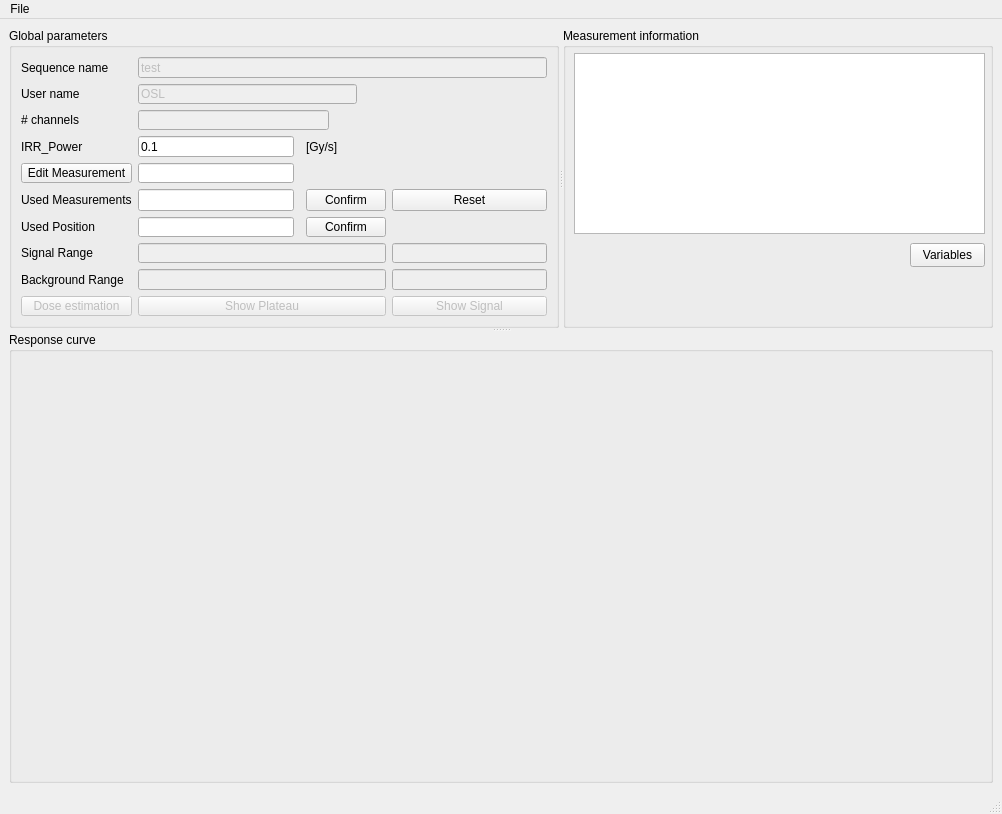
The window that src/mainwindow.ui (bulanek/alive) describes before a commit, drawn with Qt 5.
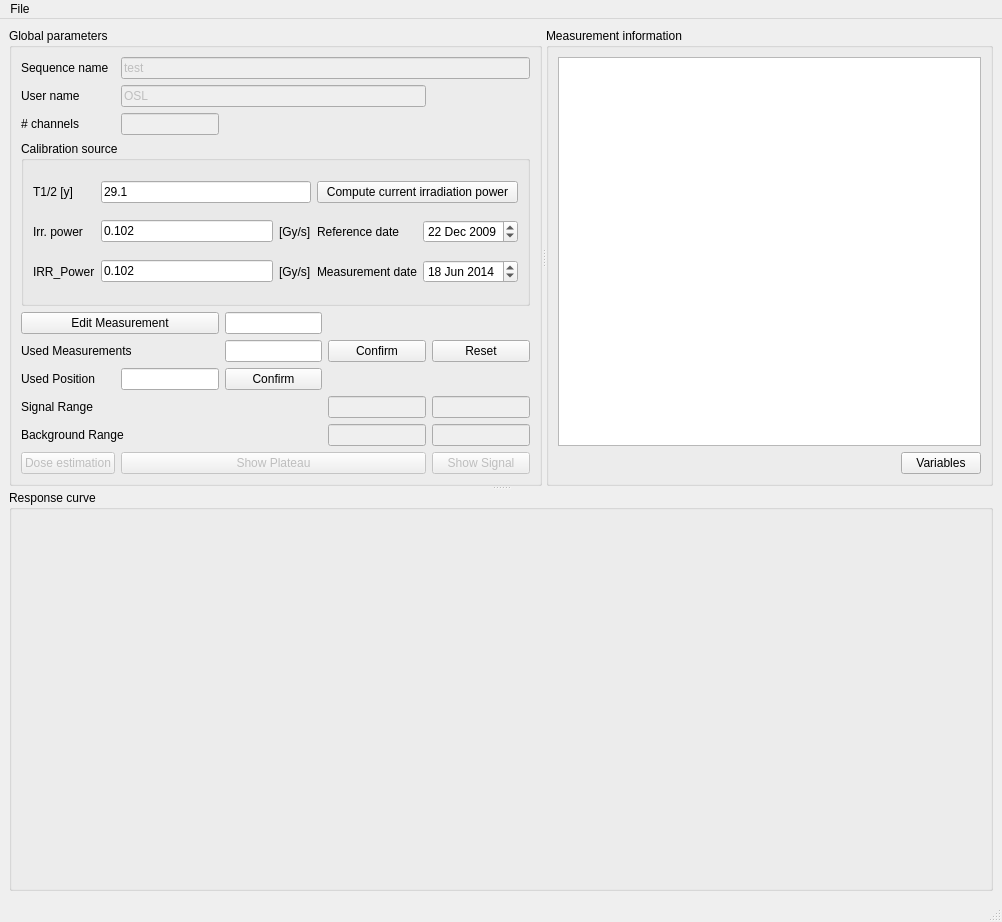
The same window after the commit. Custom widgets are drawn as their Qt base class.

Commit message: radiation calib. source activity estimation, fading error bug correction

Patch:
```diff
--- a/src/mainwindow.ui
+++ b/src/mainwindow.ui
@@ -7,7 +7,7 @@
     <x>0</x>
     <y>0</y>
     <width>1002</width>
-    <height>814</height>
+    <height>922</height>
    </rect>
   </property>
   <property name="minimumSize">
@@ -21,7 +21,7 @@
   </property>
   <widget class="QWidget" name="centralwidget">
    <layout class="QGridLayout" name="gridLayout">
-    <item row="1" column="0">
+    <item row="0" column="0">
      <widget class="QSplitter" name="splitter_2">
       <property name="orientation">
        <enum>Qt::Vertical</enum>
@@ -34,31 +34,164 @@
         <property name="minimumSize">
          <size>
           <width>420</width>
-          <height>300</height>
+          <height>450</height>
          </size>
         </property>
         <property name="maximumSize">
          <size>
           <width>550</width>
-          <height>260</height>
+          <height>16777215</height>
          </size>
         </property>
         <property name="title">
          <string>Global parameters</string>
         </property>
-        <layout class="QGridLayout" name="gridLayout_2">
-         <item row="0" column="2" colspan="6">
-          <widget class="QLineEdit" name="lineEdit">
+        <layout class="QGridLayout" name="gridLayout_5">
+         <item row="4" column="0" colspan="5">
+          <widget class="QGroupBox" name="groupBox_4">
+           <property name="title">
+            <string>Calibration source</string>
+           </property>
+           <layout class="QGridLayout" name="gridLayout_2">
+            <item row="2" column="1">
+             <widget class="QLineEdit" name="lineEdit_4">
+              <property name="minimumSize">
+               <size>
+                <width>51</width>
+                <height>0</height>
+               </size>
+              </property>
+              <property name="text">
+               <string>0.102</string>
+              </property>
+             </widget>
+            </item>
+            <item row="1" column="1">
+             <widget class="QLineEdit" name="lineEdit_14">
+              <property name="minimumSize">
+               <size>
+                <width>51</width>
+                <height>0</height>
+               </size>
+              </property>
+              <property name="text">
+               <string>0.102</string>
+              </property>
+             </widget>
+            </item>
+            <item row="1" column="2">
+             <widget class="QLabel" name="label_13">
+              <property name="text">
+               <string>[Gy/s]</string>
+              </property>
+             </widget>
+            </item>
+            <item row="1" column="3">
+             <widget class="QLabel" name="label_14">
+              <property name="text">
+               <string>Reference date</string>
+              </property>
+             </widget>
+            </item>
+            <item row="1" column="4">
+             <widget class="QDateEdit" name="dd">
+              <property name="dateTime">
+               <datetime>
+                <hour>0</hour>
+                <minute>0</minute>
+                <second>0</second>
+                <year>2009</year>
+                <month>12</month>
+                <day>22</day>
+               </datetime>
+              </property>
+              <property name="date">
+               <date>
+                <year>2009</year>
+                <month>12</month>
+                <day>22</day>
+               </date>
+              </property>
+             </widget>
+            </item>
+            <item row="2" column="0">
+             <widget class="QLabel" name="label_4">
+              <property name="toolTip">
+               <string>Power of calibration source</string>
+              </property>
+              <property name="statusTip">
+               <string>Power of calibration source</string>
+              </property>
+              <property name="text">
+               <string>IRR_Power</string>
+              </property>
+             </widget>
+            </item>
+            <item row="2" column="2">
+             <widget class="QLabel" name="label_5">
+              <property name="text">
+               <string>[Gy/s]</string>
+              </property>
+             </widget>
+            </item>
+            <item row="1" column="0">
+             <widget class="QLabel" name="label_12">
+              <property name="text">
+               <string>Irr. power</string>
+              </property>
+             </widget>
+            </item>
+            <item row="2" column="3">
+             <widget class="QLabel" name="label_15">
+              <property name="text">
+               <string>Measurement date</string>
+              </property>
+             </widget>
+            </item>
+            <item row="2" column="4">
+             <widget class="QDateEdit" name="dateEdit_2">
+              <property name="date">
+               <date>
+                <year>2014</year>
+                <month>6</month>
+                <day>18</day>
+               </date>
+              </property>
+             </widget>
+            </item>
+            <item row="0" column="0">
+             <widget class="QLabel" name="label_11">
+              <property name="text">
+               <string>T1/2 [y]</string>
+              </property>
+             </widget>
+            </item>
+            <item row="0" column="3" colspan="2">
+             <widget class="QPushButton" name="pushButton_9">
+              <property name="text">
+               <string>Compute current irradiation power</string>
+              </property>
+             </widget>
+            </item>
+            <item row="0" column="1" colspan="2">
+             <widget class="QLineEdit" name="lineEdit_13">
+              <property name="text">
+               <string>29.1</string>
+              </property>
+             </widget>
+            </item>
+           </layout>
+          </widget>
+         </item>
+         <item row="10" column="4">
+          <widget class="QLineEdit" name="lineEdit_7">
            <property name="enabled">
             <bool>false</bool>
            </property>
-           <property name="text">
-            <string>test</string>
-           </property>
           </widget>
          </item>
-         <item row="0" column="0">
-          <widget class="QLabel" name="label_2">
+         <item row="1" column="0">
+          <widget class="QLabel" name="label_3">
            <property name="toolTip">
             <string>Name of the sequence used to acquire data</string>
            </property>
@@ -66,104 +199,29 @@
             <string>Name of the sequence used to acquire data</string>
            </property>
            <property name="text">
-            <string>Sequence name</string>
+            <string>User name</string>
            </property>
           </widget>
          </item>
-         <item row="5" column="0" rowspan="2" colspan="2">
-          <widget class="QLabel" name="label">
-           <property name="toolTip">
-            <string>format e.g.: 1-3,4</string>
-           </property>
-           <property name="statusTip">
-            <string>format e.g.: 1-3,4</string>
-           </property>
-           <property name="text">
-            <string>Used Measurements</string>
-           </property>
-          </widget>
-         </item>
-         <item row="5" column="2" rowspan="2">
+         <item row="8" column="2">
           <widget class="QLineEdit" name="lineEdit_3"/>
          </item>
-         <item row="5" column="4" rowspan="2" colspan="3">
+         <item row="8" column="3">
           <widget class="QPushButton" name="pushButton_5">
            <property name="text">
             <string>Confirm</string>
            </property>
           </widget>
          </item>
-         <item row="5" column="7" rowspan="2">
+         <item row="8" column="4">
           <widget class="QPushButton" name="pushButton">
            <property name="text">
             <string>Reset</string>
            </property>
           </widget>
          </item>
-         <item row="8" column="0">
-          <widget class="QLabel" name="label_6">
-           <property name="text">
-            <string>Signal Range</string>
-           </property>
-          </widget>
-         </item>
-         <item row="8" column="2" colspan="5">
-          <widget class="QLineEdit" name="lineEdit_6">
-           <property name="enabled">
-            <bool>false</bool>
-           </property>
-          </widget>
-         </item>
-         <item row="8" column="7">
-          <widget class="QLineEdit" name="lineEdit_7">
-           <property name="enabled">
-            <bool>false</bool>
-           </property>
-          </widget>
-         </item>
          <item row="9" column="0">
-          <widget class="QLabel" name="label_7">
-           <property name="text">
-            <string>Background Range</string>
-           </property>
-          </widget>
-         </item>
-         <item row="10" column="2" colspan="5">
-          <widget class="QPushButton" name="pushButton_3">
-           <property name="enabled">
-            <bool>false</bool>
-           </property>
-           <property name="text">
-            <string>Show Plateau</string>
-           </property>
-          </widget>
-         </item>
-         <item row="10" column="7">
-          <widget class="QPushButton" name="pushButton_7">
-           <property name="enabled">
-            <bool>false</bool>
-           </property>
-           <property name="text">
-            <string>Show Signal</string>
-           </property>
-          </widget>
-         </item>
-         <item row="2" column="0">
-          <widget class="QLabel" name="label_8">
-           <property name="text">
-            <string># channels</string>
-           </property>
-          </widget>
-         </item>
-         <item row="2" column="2" colspan="3">
-          <widget class="QLineEdit" name="lineEdit_10">
-           <property name="enabled">
-            <bool>false</bool>
-           </property>
-          </widget>
-         </item>
-         <item row="1" column="0">
-          <widget class="QLabel" name="label_3">
+          <widget class="QLabel" name="label_9">
            <property name="toolTip">
             <string>User who created the datafile</string>
            </property>
@@ -171,11 +229,14 @@
             <string>User who created the datafile</string>
            </property>
            <property name="text">
-            <string>User name</string>
+            <string>Used Position</string>
            </property>
           </widget>
          </item>
-         <item row="1" column="2" colspan="4">
+         <item row="9" column="1">
+          <widget class="QLineEdit" name="lineEdit_11"/>
+         </item>
+         <item row="1" column="1" colspan="3">
           <widget class="QLineEdit" name="lineEdit_5">
            <property name="enabled">
             <bool>false</bool>
@@ -185,74 +246,31 @@
            </property>
           </widget>
          </item>
-         <item row="3" column="0">
-          <widget class="QLabel" name="label_4">
-           <property name="toolTip">
-            <string>Power of calibration source</string>
-           </property>
-           <property name="statusTip">
-            <string>Power of calibration source</string>
-           </property>
-           <property name="text">
-            <string>IRR_Power</string>
-           </property>
-          </widget>
-         </item>
-         <item row="3" column="2">
-          <widget class="QLineEdit" name="lineEdit_4">
-           <property name="text">
-            <string>0.1</string>
-           </property>
-          </widget>
-         </item>
-         <item row="3" column="4" colspan="2">
-          <widget class="QLabel" name="label_5">
-           <property name="text">
-            <string>[Gy/s]</string>
-           </property>
-          </widget>
-         </item>
-         <item row="3" column="6" colspan="2">
-          <spacer name="horizontalSpacer_3">
-           <property name="orientation">
-            <enum>Qt::Horizontal</enum>
-           </property>
-           <property name="sizeHint" stdset="0">
-            <size>
-             <width>40</width>
-             <height>20</height>
-            </size>
-           </property>
-          </spacer>
-         </item>
-         <item row="4" column="0" colspan="2">
-          <widget class="QPushButton" name="pushButton_2">
-           <property name="toolTip">
-            <string>Number of measurement to edit</string>
-           </property>
-           <property name="statusTip">
-            <string>Number of measurement to edit</string>
-           </property>
-           <property name="text">
-            <string>Edit Measurement</string>
-           </property>
-          </widget>
-         </item>
-         <item row="9" column="2" colspan="5">
-          <widget class="QLineEdit" name="lineEdit_8">
+         <item row="12" column="4">
+          <widget class="QPushButton" name="pushButton_7">
            <property name="enabled">
             <bool>false</bool>
            </property>
+           <property name="text">
+            <string>Show Signal</string>
+           </property>
           </widget>
          </item>
-         <item row="9" column="7">
+         <item row="9" column="2">
+          <widget class="QPushButton" name="pushButton_8">
+           <property name="text">
+            <string>Confirm</string>
+           </property>
+          </widget>
+         </item>
+         <item row="11" column="4">
           <widget class="QLineEdit" name="lineEdit_9">
            <property name="enabled">
             <bool>false</bool>
            </property>
           </widget>
          </item>
-         <item row="10" column="0" colspan="2">
+         <item row="12" column="0">
           <widget class="QPushButton" name="pushButton_4">
            <property name="enabled">
             <bool>false</bool>
@@ -262,17 +280,53 @@
            </property>
           </widget>
          </item>
+         <item row="12" column="1" colspan="3">
+          <widget class="QPushButton" name="pushButton_3">
+           <property name="enabled">
+            <bool>false</bool>
+           </property>
+           <property name="text">
+            <string>Show Plateau</string>
+           </property>
+          </widget>
+         </item>
+         <item row="0" column="1" colspan="4">
+          <widget class="QLineEdit" name="lineEdit">
+           <property name="enabled">
+            <bool>false</bool>
+           </property>
+           <property name="text">
+            <string>test</string>
+           </property>
+          </widget>
+         </item>
+         <item row="0" column="0">
+          <widget class="QLabel" name="label_2">
+           <property name="toolTip">
+            <string>Name of the sequence used to acquire data</string>
+           </property>
+           <property name="statusTip">
+            <string>Name of the sequence used to acquire data</string>
+           </property>
+           <property name="text">
+            <string>Sequence name</string>
+           </property>
+          </widget>
+         </item>
+         <item row="7" column="0" colspan="2">
+          <widget class="QPushButton" name="pushButton_2">
+           <property name="toolTip">
+            <string>Number of measurement to edit</string>
+           </property>
+           <property name="statusTip">
+            <string>Number of measurement to edit</string>
+           </property>
+           <property name="text">
+            <string>Edit Measurement</string>
+           </property>
+          </widget>
+         </item>
          <item row="7" column="2">
-          <widget class="QLineEdit" name="lineEdit_11"/>
-         </item>
-         <item row="7" column="0">
-          <widget class="QLabel" name="label_9">
-           <property name="text">
-            <string>Used Position</string>
-           </property>
-          </widget>
-         </item>
-         <item row="4" column="2">
           <widget class="QLineEdit" name="lineEdit_2">
            <property name="toolTip">
             <string/>
@@ -282,7 +336,20 @@
            </property>
           </widget>
          </item>
-         <item row="4" column="3" colspan="5">
+         <item row="8" column="0" colspan="2">
+          <widget class="QLabel" name="label">
+           <property name="toolTip">
+            <string>format e.g.: 1-3,4</string>
+           </property>
+           <property name="statusTip">
+            <string>format e.g.: 1-3,4</string>
+           </property>
+           <property name="text">
+            <string>Used Measurements</string>
+           </property>
+          </widget>
+         </item>
+         <item row="7" column="4">
           <spacer name="horizontalSpacer_2">
            <property name="orientation">
             <enum>Qt::Horizontal</enum>
@@ -295,10 +362,45 @@
            </property>
           </spacer>
          </item>
-         <item row="7" column="4" colspan="3">
-          <widget class="QPushButton" name="pushButton_8">
+         <item row="2" column="0">
+          <widget class="QLabel" name="label_8">
            <property name="text">
-            <string>Confirm</string>
+            <string># channels</string>
+           </property>
+          </widget>
+         </item>
+         <item row="2" column="1">
+          <widget class="QLineEdit" name="lineEdit_10">
+           <property name="enabled">
+            <bool>false</bool>
+           </property>
+          </widget>
+         </item>
+         <item row="11" column="3">
+          <widget class="QLineEdit" name="lineEdit_8">
+           <property name="enabled">
+            <bool>false</bool>
+           </property>
+          </widget>
+         </item>
+         <item row="10" column="3">
+          <widget class="QLineEdit" name="lineEdit_6">
+           <property name="enabled">
+            <bool>false</bool>
+           </property>
+          </widget>
+         </item>
+         <item row="11" column="0" colspan="2">
+          <widget class="QLabel" name="label_7">
+           <property name="text">
+            <string>Background Range</string>
+           </property>
+          </widget>
+         </item>
+         <item row="10" column="0" colspan="2">
+          <widget class="QLabel" name="label_6">
+           <property name="text">
+            <string>Signal Range</string>
            </property>
           </widget>
          </item>
@@ -326,35 +428,37 @@
         <property name="title">
          <string>Measurement information</string>
         </property>
-        <widget class="QTableWidget" name="tableWidget">
-         <property name="geometry">
-          <rect>
-           <x>11</x>
-           <y>25</y>
-           <width>411</width>
-           <height>181</height>
-          </rect>
-         </property>
-        </widget>
-        <widget class="QPushButton" name="pushButton_6">
-         <property name="geometry">
-          <rect>
-           <x>347</x>
-           <y>215</y>
-           <width>75</width>
-           <height>24</height>
-          </rect>
-         </property>
-         <property name="toolTip">
-          <string>Variables from binary file and user created with help tooltip</string>
-         </property>
-         <property name="statusTip">
-          <string>Variables from binary file and user created with tooltip</string>
-         </property>
-         <property name="text">
-          <string>Variables</string>
-         </property>
-        </widget>
+        <layout class="QGridLayout" name="gridLayout_4">
+         <item row="0" column="0" colspan="2">
+          <widget class="QTableWidget" name="tableWidget"/>
+         </item>
+         <item row="1" column="0">
+          <spacer name="horizontalSpacer_4">
+           <property name="orientation">
+            <enum>Qt::Horizontal</enum>
+           </property>
+           <property name="sizeHint" stdset="0">
+            <size>
+             <width>371</width>
+             <height>20</height>
+            </size>
+           </property>
+          </spacer>
+         </item>
+         <item row="1" column="1">
+          <widget class="QPushButton" name="pushButton_6">
+           <property name="toolTip">
+            <string>Variables from binary file and user created with help tooltip</string>
+           </property>
+           <property name="statusTip">
+            <string>Variables from binary file and user created with tooltip</string>
+           </property>
+           <property name="text">
+            <string>Variables</string>
+           </property>
+          </widget>
+         </item>
+        </layout>
        </widget>
       </widget>
       <widget class="QGroupBox" name="groupBox_2">
@@ -373,34 +477,30 @@
        <property name="title">
         <string>Response curve</string>
        </property>
-       <widget class="QCustomPlot" name="widget" native="true">
-        <property name="geometry">
-         <rect>
-          <x>11</x>
-          <y>25</y>
-          <width>850</width>
-          <height>365</height>
-         </rect>
-        </property>
-        <property name="sizePolicy">
-         <sizepolicy hsizetype="Preferred" vsizetype="Preferred">
-          <horstretch>0</horstretch>
-          <verstretch>0</verstretch>
-         </sizepolicy>
-        </property>
-        <property name="minimumSize">
-         <size>
-          <width>0</width>
-          <height>0</height>
-         </size>
-        </property>
-        <property name="focusPolicy">
-         <enum>Qt::WheelFocus</enum>
-        </property>
-        <property name="contextMenuPolicy">
-         <enum>Qt::ActionsContextMenu</enum>
-        </property>
-       </widget>
+       <layout class="QGridLayout" name="gridLayout_3">
+        <item row="0" column="0">
+         <widget class="QCustomPlot" name="widget" native="true">
+          <property name="sizePolicy">
+           <sizepolicy hsizetype="Preferred" vsizetype="Preferred">
+            <horstretch>0</horstretch>
+            <verstretch>0</verstretch>
+           </sizepolicy>
+          </property>
+          <property name="minimumSize">
+           <size>
+            <width>0</width>
+            <height>0</height>
+           </size>
+          </property>
+          <property name="focusPolicy">
+           <enum>Qt::WheelFocus</enum>
+          </property>
+          <property name="contextMenuPolicy">
+           <enum>Qt::ActionsContextMenu</enum>
+          </property>
+         </widget>
+        </item>
+       </layout>
       </widget>
      </widget>
     </item>
```
Left out of the diff: 8 changed lines with no effect on the pictures. The commit also changes 5 other files.
